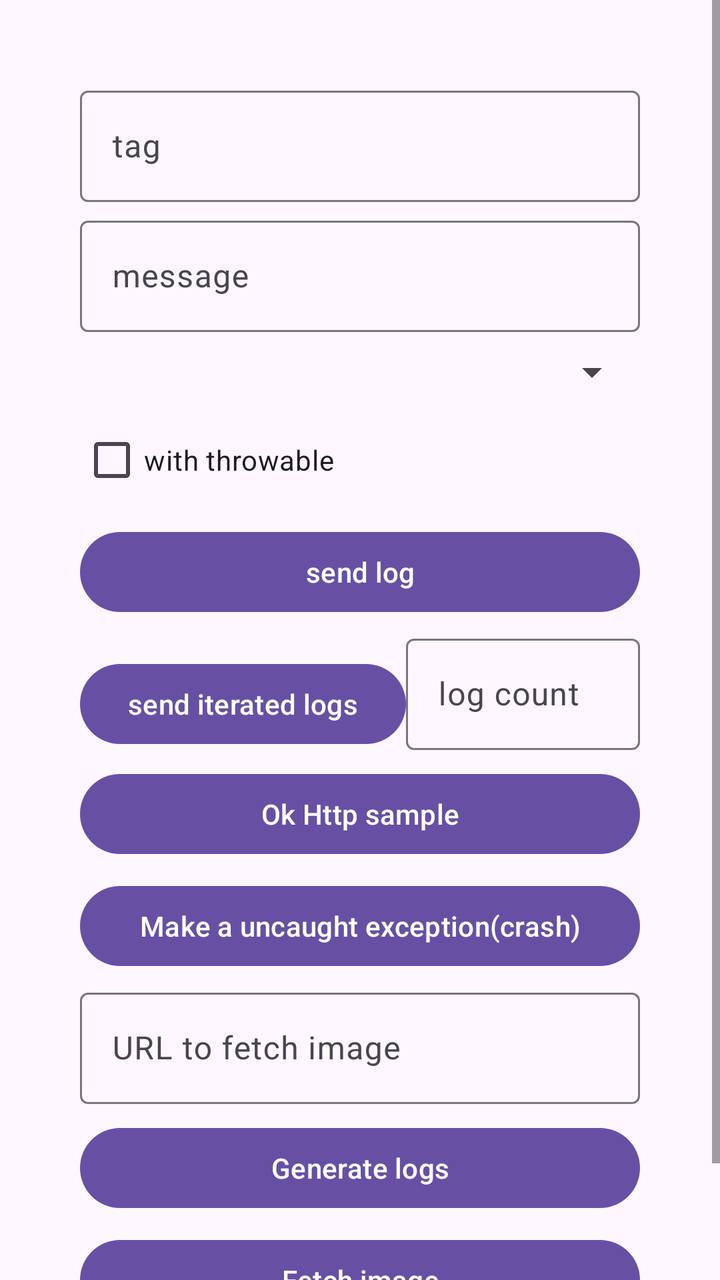
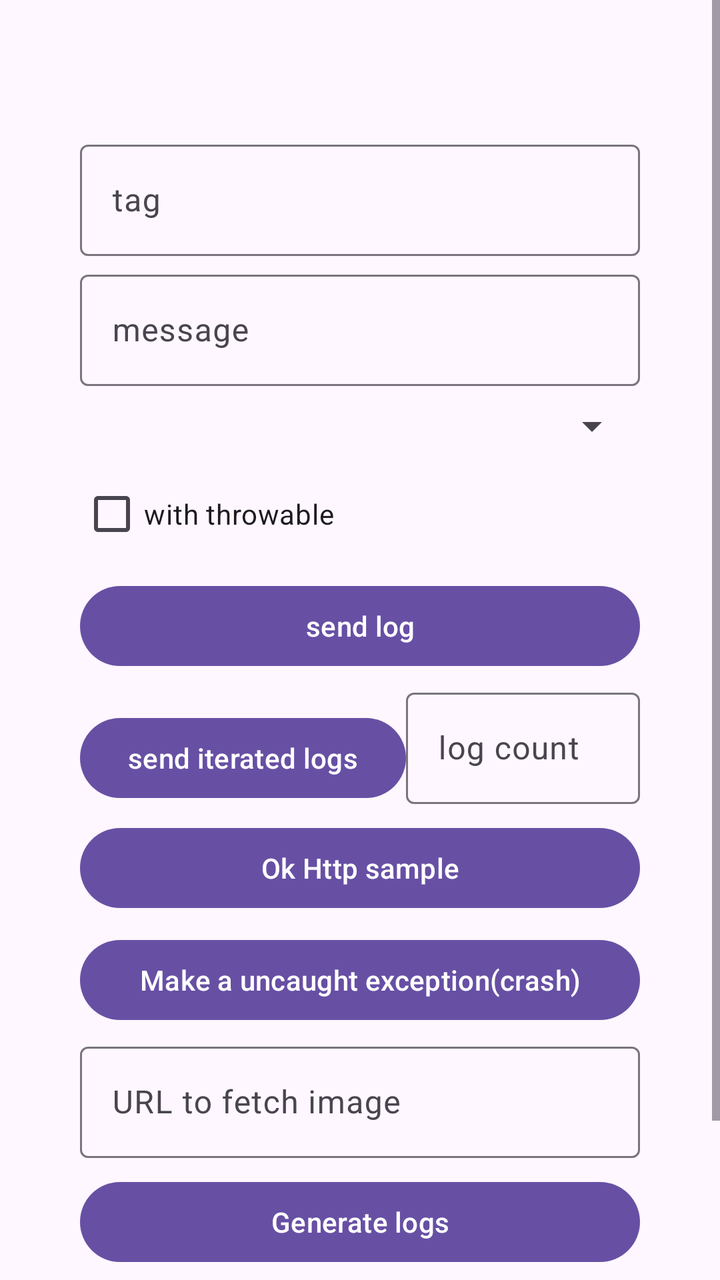

Compare the two renders of this Android layout. The source of the first and the diff that turns it into the second are given below.
<!-- AndroidManifest.xml: application theme Theme.SampleDevin -->
<!-- res/layout/activity_sample.xml -->
<?xml version="1.0" encoding="utf-8"?>
<ScrollView xmlns:android="http://schemas.android.com/apk/res/android"
    android:layout_width="match_parent"
    android:layout_height="match_parent"
    android:orientation="vertical"
   >

    <LinearLayout
        android:layout_width="match_parent"
        android:padding="40dp"
        android:layout_height="wrap_content"
        android:orientation="vertical">

        <com.google.android.material.textfield.TextInputLayout
            android:layout_width="match_parent"
            android:layout_height="wrap_content"
            android:hint="@string/field_tag">

            <com.google.android.material.textfield.TextInputEditText
                android:id="@+id/ed_tag"
                android:layout_width="match_parent"
                android:layout_height="wrap_content" />

        </com.google.android.material.textfield.TextInputLayout>

        <com.google.android.material.textfield.TextInputLayout
            android:layout_width="match_parent"
            android:layout_height="wrap_content"
            android:layout_marginTop="4dp"
            android:hint="@string/field_message">

            <com.google.android.material.textfield.TextInputEditText
                android:id="@+id/ed_message"
                android:layout_width="match_parent"
                android:layout_height="wrap_content" />

        </com.google.android.material.textfield.TextInputLayout>

        <androidx.appcompat.widget.AppCompatSpinner
            android:id="@+id/sp_log_level"
            android:layout_width="match_parent"
            android:layout_height="wrap_content"
            android:layout_marginTop="8dp" />

        <CheckBox
            android:id="@+id/cb_with_exception"
            android:layout_width="match_parent"
            android:layout_height="wrap_content"
            android:layout_marginTop="8dp"
            android:checked="false"
            android:text="@string/with_throwable" />

        <Button
            android:id="@+id/btn_send"
            android:layout_width="match_parent"
            android:layout_height="wrap_content"
            android:layout_marginTop="8dp"
            android:text="send log" />

        <LinearLayout
            android:layout_width="match_parent"
            android:layout_height="wrap_content"
            android:orientation="horizontal">

            <Button
                android:id="@+id/btn_send_logs"
                android:layout_width="wrap_content"
                android:layout_height="wrap_content"
                android:layout_marginTop="8dp"
                android:text="send iterated logs" />

            <com.google.android.material.textfield.TextInputLayout
                android:layout_width="match_parent"
                android:layout_height="wrap_content"
                android:layout_marginTop="4dp"
                android:hint="@string/field_log_count">

                <com.google.android.material.textfield.TextInputEditText
                    android:id="@+id/ed_log_count"
                    android:layout_width="match_parent"
                    android:layout_height="wrap_content"
                    android:inputType="number" />

            </com.google.android.material.textfield.TextInputLayout>


        </LinearLayout>

        <Button
            android:id="@+id/btn_go_to_http_sample"
            android:layout_width="match_parent"
            android:layout_height="wrap_content"
            android:layout_marginTop="8dp"
            android:text="Ok Http sample" />

        <Button
            android:id="@+id/btn_cause_crash"
            android:layout_width="match_parent"
            android:layout_height="wrap_content"
            android:layout_marginTop="8dp"
            android:text="Make a uncaught exception(crash)" />

        <com.google.android.material.textfield.TextInputLayout
            android:layout_width="match_parent"
            android:layout_height="wrap_content"
            android:layout_marginTop="4dp"
            android:hint="@string/field_fetch_image">

            <com.google.android.material.textfield.TextInputEditText
                android:id="@+id/ed_url_image"
                android:layout_width="match_parent"
                android:layout_height="wrap_content"
                android:inputType="textUri" />

        </com.google.android.material.textfield.TextInputLayout>

        <Button
            android:id="@+id/btn_generate_logs"
            android:layout_width="match_parent"
            android:layout_height="wrap_content"
            android:layout_marginTop="8dp"
            android:text="Generate logs" />

        <Button
            android:id="@+id/btn_fetch_image"
            android:layout_width="match_parent"
            android:layout_height="wrap_content"
            android:layout_marginTop="8dp"
            android:text="@string/fetch_image" />

        <ImageView
            android:id="@+id/img"
            android:layout_width="match_parent"
            android:layout_height="wrap_content" />

    </LinearLayout>
</ScrollView>
<!-- resources referenced by this layout -->
<resources>
  <string name="fetch_image">Fetch image</string>
  <string name="field_fetch_image">URL to fetch image</string>
  <string name="field_log_count">log count</string>
  <string name="field_message">message</string>
  <string name="field_tag">tag</string>
  <string name="with_throwable">with throwable</string>
  <style name="Theme.SampleDevin" parent="Base.Theme.SampleDevin" />
  <style name="Base.Theme.SampleDevin" parent="Theme.Material3.DayNight.NoActionBar">
          
      </style>
</resources>

<!-- the commit's change to res/layout/activity_sample.xml (unified diff, before → after) -->
@@ -10,6 +10,12 @@
         android:padding="40dp"
         android:layout_height="wrap_content"
         android:orientation="vertical">
+
+        <TextView
+            android:id="@+id/tv_provider_status"
+            android:layout_width="match_parent"
+            android:layout_height="wrap_content"
+            android:layout_marginBottom="8dp" />
 
         <com.google.android.material.textfield.TextInputLayout
             android:layout_width="match_parent"
